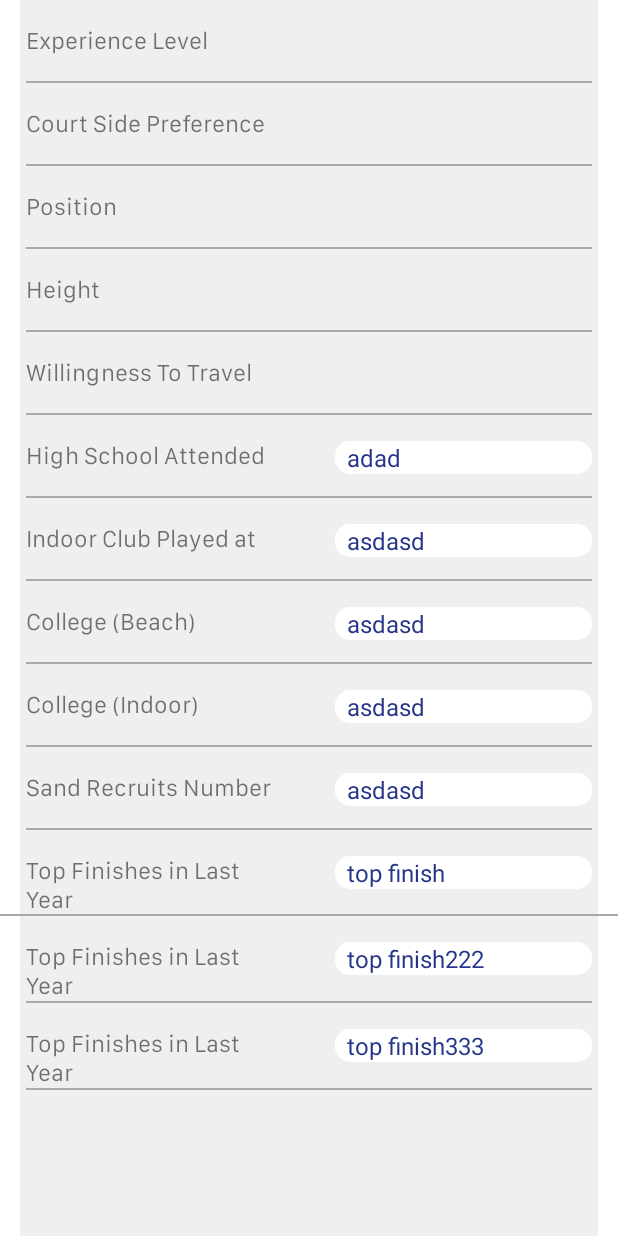
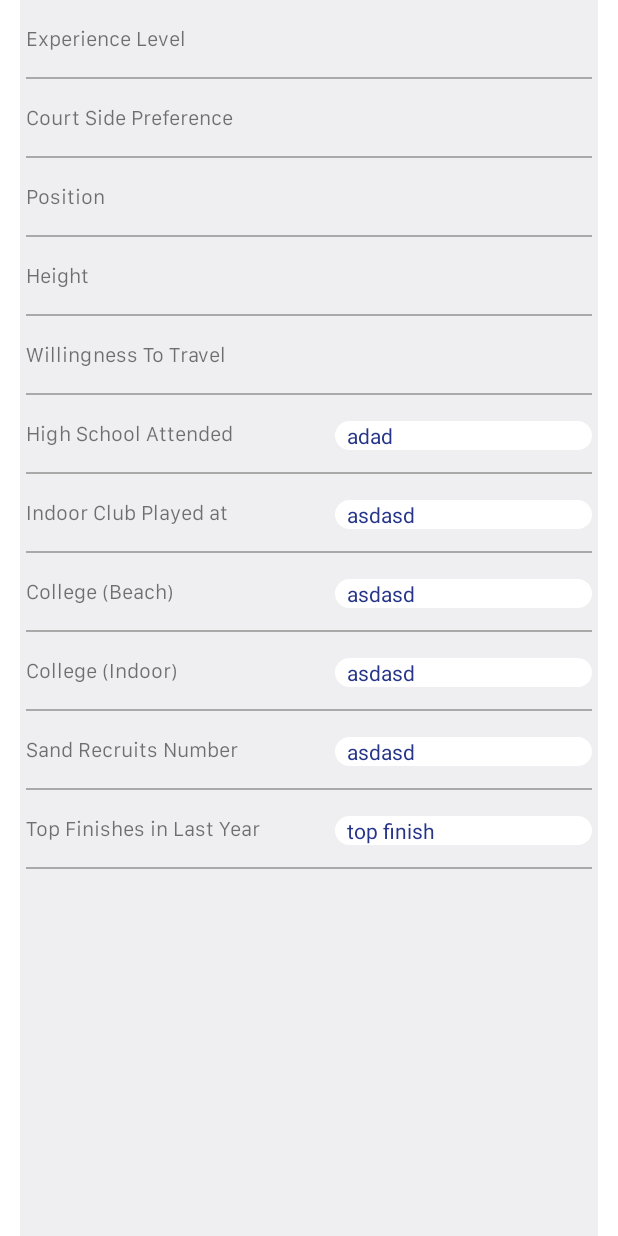
Before and after one commit to Kalakrishnankr/Databinding, an Android app: the layout fragment_more_info.xml on its own in the app's theme, with its tools: preview values and no code run, on a phone screen of 412 x 824 dp. Run offline under Robolectric (Android 15) with nearby library versions, the phone set to English and light mode, and no system bars.

Commit message:
Profile:Top Finishes addition and removal

```diff
--- a/app/src/main/res/layout/fragment_more_info.xml
+++ b/app/src/main/res/layout/fragment_more_info.xml
@@ -2,6 +2,7 @@
 <layout>
 	<data class="MoreInfoBinding">
 		<variable name="vm" type="com.beachpartnerllc.beachpartner.user.auth.AuthViewModel"/>
+		<variable name="handler" type="com.beachpartnerllc.beachpartner.user.profile.MoreInfoFragment"/>
 	</data>
 
 	<androidx.constraintlayout.widget.ConstraintLayout
@@ -28,7 +29,7 @@
 			android:layout_height="wrap_content"
 			android:layout_margin="17dp"
 			android:text="@string/experience_level"
-			android:textSize="@dimen/text_size_16"
+			android:textSize="@dimen/text_size_regular"
 			app:layout_constraintEnd_toStartOf="@+id/spinner_experience"
 			app:layout_constraintHorizontal_bias="0.5"
 			app:layout_constraintStart_toStartOf="parent"
@@ -60,7 +61,7 @@
 			android:layout_height="wrap_content"
 			android:layout_margin="@dimen/dimen_17"
 			android:text="@string/court_side_preference"
-			android:textSize="@dimen/text_size_16"
+			android:textSize="@dimen/text_size_regular"
 			app:layout_constraintEnd_toStartOf="@+id/spinner_preference"
 			app:layout_constraintHorizontal_bias="0.5"
 			app:layout_constraintStart_toStartOf="parent"
@@ -93,7 +94,7 @@
 			android:layout_height="wrap_content"
 			android:layout_margin="@dimen/dimen_17"
 			android:text="@string/position"
-			android:textSize="@dimen/text_size_16"
+			android:textSize="@dimen/text_size_regular"
 			app:layout_constraintEnd_toStartOf="@+id/spinner_position"
 			app:layout_constraintHorizontal_bias="0.5"
 			app:layout_constraintStart_toStartOf="parent"
@@ -125,7 +126,7 @@
 			android:layout_height="wrap_content"
 			android:layout_margin="@dimen/dimen_17"
 			android:text="@string/height"
-			android:textSize="@dimen/text_size_16"
+			android:textSize="@dimen/text_size_regular"
 			app:layout_constraintEnd_toStartOf="@+id/spinner_height"
 			app:layout_constraintHorizontal_bias="0.5"
 			app:layout_constraintStart_toStartOf="parent"
@@ -157,7 +158,7 @@
 			android:layout_height="wrap_content"
 			android:layout_margin="@dimen/dimen_17"
 			android:text="@string/willingness_to_travel"
-			android:textSize="@dimen/text_size_16"
+			android:textSize="@dimen/text_size_regular"
 			app:layout_constraintEnd_toStartOf="@+id/spinner_travel_willingness"
 			app:layout_constraintHorizontal_bias="0.5"
 			app:layout_constraintStart_toStartOf="parent"
@@ -191,7 +192,7 @@
 			android:layout_weight="1"
 			android:gravity="center_vertical"
 			android:text="@string/high_school_attended"
-			android:textSize="@dimen/text_size_16"
+			android:textSize="@dimen/text_size_regular"
 			app:layout_constraintEnd_toStartOf="@+id/edit_highschool"
 			app:layout_constraintHorizontal_bias="0.5"
 			app:layout_constraintStart_toStartOf="parent"
@@ -210,7 +211,7 @@
 			android:paddingStart="@dimen/dimen_8dp"
 			android:paddingEnd="@dimen/dimen_8dp"
 			android:textColor="@color/blue_263588"
-			android:textSize="@dimen/text_size_16"
+			android:textSize="@dimen/text_size_regular"
 			app:layout_constraintEnd_toEndOf="parent"
 			app:layout_constraintHorizontal_bias="0.5"
 			app:layout_constraintStart_toEndOf="@+id/tv_highschool_label"
@@ -233,7 +234,7 @@
 			android:layout_weight="1"
 			android:gravity="center_vertical"
 			android:text="@string/indoor_club_played_at"
-			android:textSize="@dimen/text_size_16"
+			android:textSize="@dimen/text_size_regular"
 			app:layout_constraintEnd_toStartOf="@+id/edit_highschool"
 			app:layout_constraintHorizontal_bias="0.5"
 			app:layout_constraintStart_toStartOf="parent"
@@ -251,7 +252,7 @@
 			android:paddingStart="@dimen/dimen_8dp"
 			android:paddingEnd="@dimen/dimen_8dp"
 			android:textColor="@color/blue_263588"
-			android:textSize="@dimen/text_size_16"
+			android:textSize="@dimen/text_size_regular"
 			app:layout_constraintEnd_toEndOf="parent"
 			app:layout_constraintHorizontal_bias="0.5"
 			app:layout_constraintStart_toEndOf="@+id/tv_indoor_club_label"
@@ -274,7 +275,7 @@
 			android:layout_weight="1"
 			android:gravity="center_vertical"
 			android:text="@string/college_beach"
-			android:textSize="@dimen/text_size_16"
+			android:textSize="@dimen/text_size_regular"
 			app:layout_constraintEnd_toStartOf="@+id/edit_college_beach"
 			app:layout_constraintHorizontal_bias="0.5"
 			app:layout_constraintStart_toStartOf="parent"
@@ -292,7 +293,7 @@
 			android:paddingStart="@dimen/dimen_8dp"
 			android:paddingEnd="@dimen/dimen_8dp"
 			android:textColor="@color/blue_263588"
-			android:textSize="@dimen/text_size_16"
+			android:textSize="@dimen/text_size_regular"
 			app:layout_constraintEnd_toEndOf="parent"
 			app:layout_constraintHorizontal_bias="0.5"
 			app:layout_constraintStart_toEndOf="@+id/tv_college_beach_label"
@@ -315,7 +316,7 @@
 			android:layout_weight="1"
 			android:gravity="center_vertical"
 			android:text="@string/college_indoor"
-			android:textSize="@dimen/text_size_16"
+			android:textSize="@dimen/text_size_regular"
 			app:layout_constraintEnd_toStartOf="@+id/edit_college_beach"
 			app:layout_constraintHorizontal_bias="0.5"
 			app:layout_constraintStart_toStartOf="parent"
@@ -333,7 +334,7 @@
 			android:paddingStart="@dimen/dimen_8dp"
 			android:paddingEnd="@dimen/dimen_8dp"
 			android:textColor="@color/blue_263588"
-			android:textSize="@dimen/text_size_16"
+			android:textSize="@dimen/text_size_regular"
 			app:layout_constraintEnd_toEndOf="parent"
 			app:layout_constraintHorizontal_bias="0.5"
 			app:layout_constraintStart_toEndOf="@+id/tv_colleg_indoor_label"
@@ -355,7 +356,7 @@
 			android:layout_margin="@dimen/dimen_17"
 			android:gravity="center_vertical"
 			android:text="@string/sand_recruits_number"
-			android:textSize="@dimen/text_size_16"
+			android:textSize="@dimen/text_size_regular"
 			app:layout_constraintEnd_toStartOf="@+id/edit_sand_recruits"
 			app:layout_constraintHorizontal_bias="0.5"
 			app:layout_constraintStart_toStartOf="parent"
@@ -373,7 +374,7 @@
 			android:paddingStart="@dimen/dimen_8dp"
 			android:paddingEnd="@dimen/dimen_8dp"
 			android:textColor="@color/blue_263588"
-			android:textSize="@dimen/text_size_16"
+			android:textSize="@dimen/text_size_regular"
 			app:layout_constraintEnd_toEndOf="parent"
 			app:layout_constraintHorizontal_bias="0.5"
 			app:layout_constraintStart_toEndOf="@+id/tv_sand_recruits_label"
@@ -395,7 +396,7 @@
 			android:layout_margin="@dimen/dimen_17"
 			android:gravity="center_vertical"
 			android:text="@string/top_finishes"
-			android:textSize="@dimen/text_size_16"
+			android:textSize="@dimen/text_size_regular"
 			app:layout_constraintEnd_toStartOf="@+id/edit_top_finishes1"
 			app:layout_constraintHorizontal_bias="0.5"
 			app:layout_constraintStart_toStartOf="parent"
@@ -410,10 +411,12 @@
 			android:enabled="@{vm.isProfileEdit}"
 			android:inputType="textCapWords"
 			android:maxLines="1"
+			android:drawableEnd="@{vm.isProfileEdit() &amp;&amp; vm.topFinishesCount &lt; 2?@drawable/ic_add_15dp:null}"
+			app:onDrawableEndClick="@{()-> handler.addTopFinish()}"
 			android:paddingStart="@dimen/dimen_8dp"
 			android:paddingEnd="@dimen/dimen_8dp"
 			android:textColor="@color/blue_263588"
-			android:textSize="@dimen/text_size_16"
+			android:textSize="@dimen/text_size_regular"
 			app:layout_constraintEnd_toEndOf="parent"
 			app:layout_constraintHorizontal_bias="0.5"
 			app:layout_constraintStart_toEndOf="@+id/tv_top_finishes_label"
@@ -424,88 +427,20 @@
 			android:id="@+id/bound_top_finishes1"
 			android:layout_width="match_parent"
 			android:layout_height="1dp"
+			android:layout_margin="@dimen/dimen_17"
 			android:background="@color/grey_A9A9A9"
 			app:layout_constraintTop_toBottomOf="@+id/tv_top_finishes_label"/>
 
-		<TextView
-			android:id="@+id/topFinishes2Label"
+		<LinearLayout
+			android:id="@+id/topFinishesLL"
 			android:layout_width="0dp"
 			android:layout_height="wrap_content"
-			android:layout_margin="@dimen/dimen_17"
-			android:gravity="center_vertical"
-			android:text="@string/top_finishes"
-			android:textSize="@dimen/text_size_16"
-			app:layout_constraintEnd_toStartOf="@+id/topFinishes2AET"
-			app:layout_constraintHorizontal_bias="0.5"
+			android:orientation="vertical"
 			app:layout_constraintStart_toStartOf="parent"
-			app:layout_constraintTop_toBottomOf="@+id/bound_top_finishes1"/>
+			app:layout_constraintEnd_toEndOf="parent"
+			app:layout_constraintTop_toBottomOf="@+id/bound_top_finishes1">
 
-		<androidx.appcompat.widget.AppCompatEditText
-			android:id="@+id/topFinishes2AET"
-			android:layout_width="0dp"
-			android:layout_height="wrap_content"
-			android:layout_margin="@dimen/dimen_17"
-			android:background="@drawable/text_field"
-			android:enabled="@{vm.isProfileEdit}"
-			android:inputType="textCapWords"
-			android:maxLines="1"
-			android:paddingStart="@dimen/dimen_8dp"
-			android:paddingEnd="@dimen/dimen_8dp"
-			android:textColor="@color/blue_263588"
-			android:textSize="@dimen/text_size_16"
-			app:layout_constraintEnd_toEndOf="parent"
-			app:layout_constraintHorizontal_bias="0.5"
-			app:layout_constraintStart_toEndOf="@+id/topFinishes2Label"
-			app:layout_constraintTop_toBottomOf="@id/bound_top_finishes1"
-			tools:text="top finish222"/>
-
-		<View
-			android:id="@+id/bound_top_finishes2"
-			android:layout_width="match_parent"
-			android:layout_height="1dp"
-			android:layout_margin="@dimen/dimen_17"
-			android:background="@color/grey_A9A9A9"
-			app:layout_constraintTop_toBottomOf="@+id/topFinishes2AET"/>
-
-		<TextView
-			android:id="@+id/topFinishes3Label"
-			android:layout_width="0dp"
-			android:layout_height="wrap_content"
-			android:layout_margin="@dimen/dimen_17"
-			android:gravity="center_vertical"
-			android:text="@string/top_finishes"
-			android:textSize="@dimen/text_size_16"
-			app:layout_constraintEnd_toStartOf="@+id/topFinishes3AET"
-			app:layout_constraintHorizontal_bias="0.5"
-			app:layout_constraintStart_toStartOf="parent"
-			app:layout_constraintTop_toBottomOf="@+id/bound_top_finishes2"/>
-
-		<androidx.appcompat.widget.AppCompatEditText
-			android:id="@+id/topFinishes3AET"
-			android:layout_width="0dp"
-			android:layout_height="wrap_content"
-			android:layout_margin="@dimen/dimen_17"
-			android:background="@drawable/text_field"
-			android:enabled="@{vm.isProfileEdit}"
-			android:inputType="textCapWords"
-			android:maxLines="1"
-			android:paddingStart="@dimen/dimen_8dp"
-			android:paddingEnd="@dimen/dimen_8dp"
-			android:textColor="@color/blue_263588"
-			android:textSize="@dimen/text_size_16"
-			app:layout_constraintEnd_toEndOf="parent"
-			app:layout_constraintHorizontal_bias="0.5"
-			app:layout_constraintStart_toEndOf="@+id/topFinishes3Label"
-			app:layout_constraintTop_toBottomOf="@id/bound_top_finishes2"
-			tools:text="top finish333"/>
-
-		<View
-			android:id="@+id/bound_top_finishes3"
-			android:layout_width="match_parent"
-			android:layout_height="1dp"
-			android:layout_margin="@dimen/dimen_17"
-			android:background="@color/grey_A9A9A9"
-			app:layout_constraintTop_toBottomOf="@+id/topFinishes3AET"/>
+		</LinearLayout>
 
 	</androidx.constraintlayout.widget.ConstraintLayout>
 </layout>
--- a/app/src/main/res/values/strings.xml
+++ b/app/src/main/res/values/strings.xml
@@ -72,4 +72,6 @@
 	<string name="position">Position</string>
 	<string name="height">Height</string>
 	<string name="college_indoor">College (Indoor)</string>
+	<string name="my_profile">My Profile</string>
+	<string name="edit_profile">Edit Profile</string>
 </resources>
```
Also changed, not shown: app/src/main/java/com/beachpartnerllc/beachpartner/etc/common/DatabindingAdapter.kt (+17 -0 lines), app/src/main/java/com/beachpartnerllc/beachpartner/user/auth/AuthViewModel.kt (+14 -1 lines), app/src/main/java/com/beachpartnerllc/beachpartner/user/profile/MoreInfoFragment.kt (+22 -4 lines), app/src/main/res/layout/item_top_finishes.xml (added, +54 -0 lines), app/src/main/res/drawable-hdpi/ic_add_15dp.png (added), app/src/main/res/drawable-hdpi/ic_remove_15dp.png (added), app/src/main/res/drawable-mdpi/ic_add_15dp.png (added), app/src/main/res/drawable-mdpi/ic_remove_15dp.png (added), app/src/main/res/drawable-xxhdpi/ic_add_15dp.png (added), app/src/main/res/drawable-xxhdpi/ic_remove_15dp.png (added), app/src/main/res/drawable-xxxhdpi/ic_add_15dp.png (added), app/src/main/res/drawable-xxxhdpi/ic_remove_15dp.png (added).
